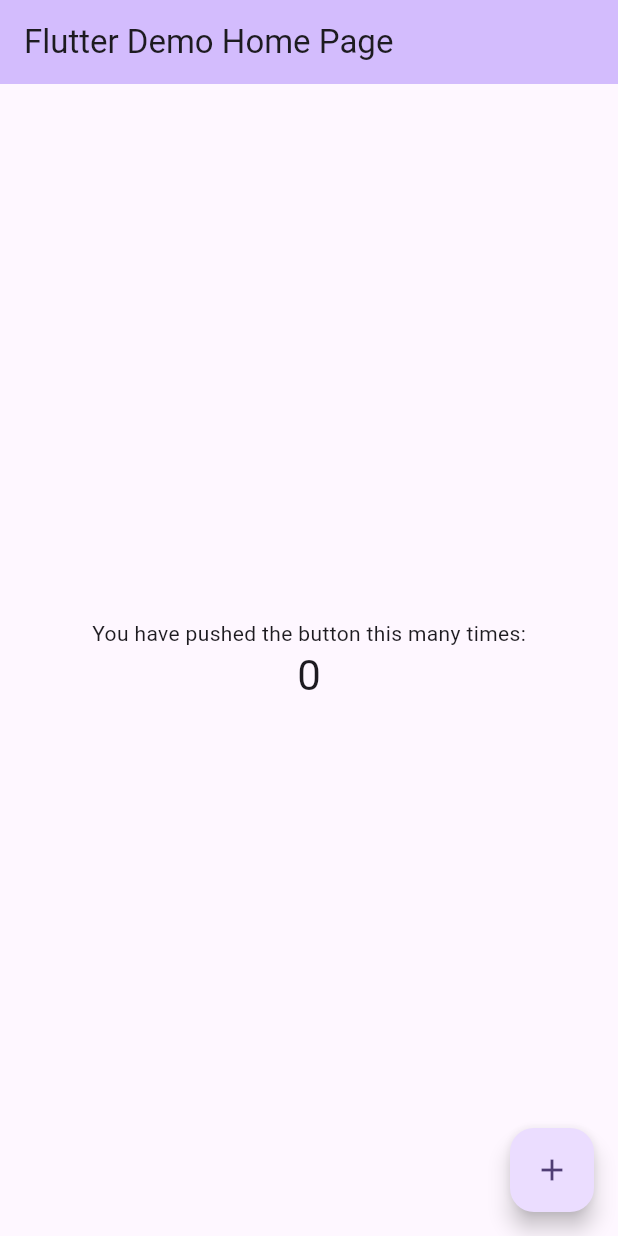
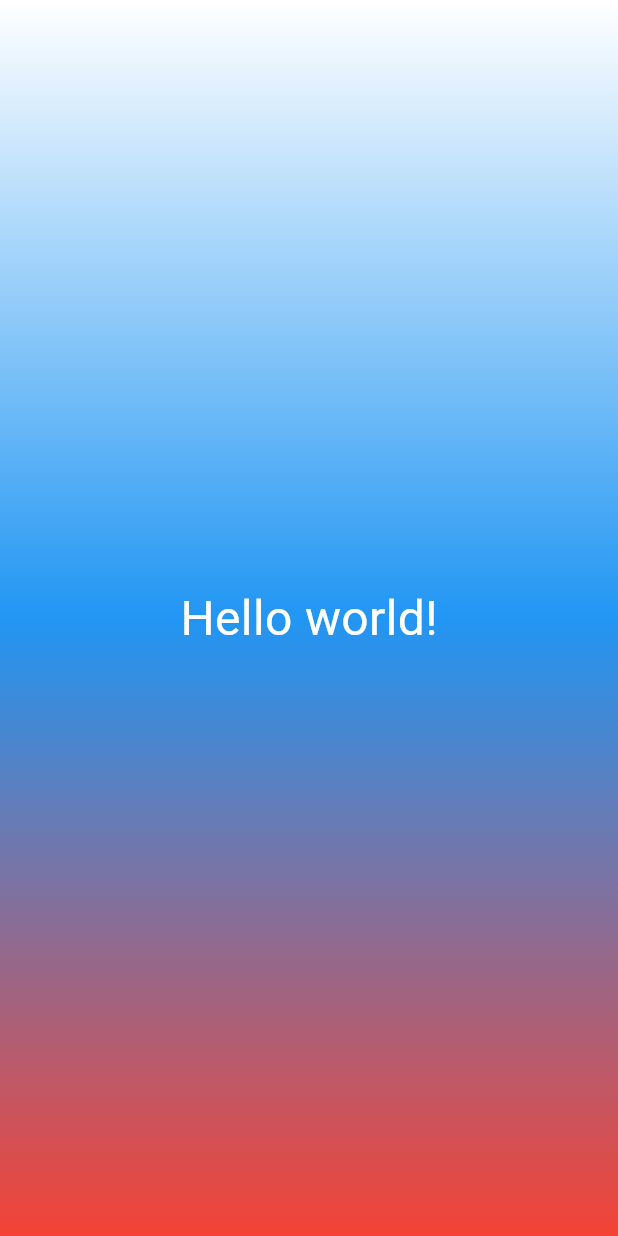
Before and after one commit to donskova07/Flutter_Widgets, a Flutter app: the screen it shows after launch, on a phone screen of 412 x 824 dp. Run offline on Flutter 3.47's test engine with Material 3 defaults, Android fonts, the light colour scheme and no system bars.

Commit message:
Create basic UI with gradient background and styled text

```diff
--- a/lib/main.dart
+++ b/lib/main.dart
@@ -1,122 +1,33 @@
 import 'package:flutter/material.dart';
 
 void main() {
-  runApp(const MyApp());
+  runApp(MaterialApp(
+    debugShowCheckedModeBanner: false,
+    home: (Scaffold(
+      body: Container(
+        decoration: BoxDecoration(
+          gradient: LinearGradient(colors: [
+            Colors.white,
+            Colors.blue,
+            Colors.red,
+            ],
+            begin: Alignment.topCenter,
+            end: Alignment.bottomCenter,
+          )
+        ),
+        child: Center(
+          child: Text(
+            "Hello world!",
+            style: TextStyle(
+              color: Colors.white,
+              fontSize: 32,
+              ),
+            )
+          )
+        )
+      )
+    )
+  )
+);
+
 }
-
-class MyApp extends StatelessWidget {
-  const MyApp({super.key});
-
-  // This widget is the root of your application.
-  @override
-  Widget build(BuildContext context) {
-    return MaterialApp(
-      title: 'Flutter Demo',
-      theme: ThemeData(
-        // This is the theme of your application.
-        //
-        // TRY THIS: Try running your application with "flutter run". You'll see
-        // the application has a purple toolbar. Then, without quitting the app,
-        // try changing the seedColor in the colorScheme below to Colors.green
-        // and then invoke "hot reload" (save your changes or press the "hot
-        // reload" button in a Flutter-supported IDE, or press "r" if you used
-        // the command line to start the app).
-        //
-        // Notice that the counter didn't reset back to zero; the application
-        // state is not lost during the reload. To reset the state, use hot
-        // restart instead.
-        //
-        // This works for code too, not just values: Most code changes can be
-        // tested with just a hot reload.
-        colorScheme: .fromSeed(seedColor: Colors.deepPurple),
-      ),
-      home: const MyHomePage(title: 'Flutter Demo Home Page'),
-    );
-  }
-}
-
-class MyHomePage extends StatefulWidget {
-  const MyHomePage({super.key, required this.title});
-
-  // This widget is the home page of your application. It is stateful, meaning
-  // that it has a State object (defined below) that contains fields that affect
-  // how it looks.
-
-  // This class is the configuration for the state. It holds the values (in this
-  // case the title) provided by the parent (in this case the App widget) and
-  // used by the build method of the State. Fields in a Widget subclass are
-  // always marked "final".
-
-  final String title;
-
-  @override
-  State<MyHomePage> createState() => _MyHomePageState();
-}
-
-class _MyHomePageState extends State<MyHomePage> {
-  int _counter = 0;
-
-  void _incrementCounter() {
-    setState(() {
-      // This call to setState tells the Flutter framework that something has
-      // changed in this State, which causes it to rerun the build method below
-      // so that the display can reflect the updated values. If we changed
-      // _counter without calling setState(), then the build method would not be
-      // called again, and so nothing would appear to happen.
-      _counter++;
-    });
-  }
-
-  @override
-  Widget build(BuildContext context) {
-    // This method is rerun every time setState is called, for instance as done
-    // by the _incrementCounter method above.
-    //
-    // The Flutter framework has been optimized to make rerunning build methods
-    // fast, so that you can just rebuild anything that needs updating rather
-    // than having to individually change instances of widgets.
-    return Scaffold(
-      appBar: AppBar(
-        // TRY THIS: Try changing the color here to a specific color (to
-        // Colors.amber, perhaps?) and trigger a hot reload to see the AppBar
-        // change color while the other colors stay the same.
-        backgroundColor: Theme.of(context).colorScheme.inversePrimary,
-        // Here we take the value from the MyHomePage object that was created by
-        // the App.build method, and use it to set our appbar title.
-        title: Text(widget.title),
-      ),
-      body: Center(
-        // Center is a layout widget. It takes a single child and positions it
-        // in the middle of the parent.
-        child: Column(
-          // Column is also a layout widget. It takes a list of children and
-          // arranges them vertically. By default, it sizes itself to fit its
-          // children horizontally, and tries to be as tall as its parent.
-          //
-          // Column has various properties to control how it sizes itself and
-          // how it positions its children. Here we use mainAxisAlignment to
-          // center the children vertically; the main axis here is the vertical
-          // axis because Columns are vertical (the cross axis would be
-          // horizontal).
-          //
-          // TRY THIS: Invoke "debug painting" (choose the "Toggle Debug Paint"
-          // action in the IDE, or press "p" in the console), to see the
-          // wireframe for each widget.
-          mainAxisAlignment: .center,
-          children: [
-            const Text('You have pushed the button this many times:'),
-            Text(
-              '$_counter',
-              style: Theme.of(context).textTheme.headlineMedium,
-            ),
-          ],
-        ),
-      ),
-      floatingActionButton: FloatingActionButton(
-        onPressed: _incrementCounter,
-        tooltip: 'Increment',
-        child: const Icon(Icons.add),
-      ),
-    );
-  }
-}
```
Also changed, not shown: img/step1_donskova.png (added), img/step2_donskova.png (added), 1 other file.
